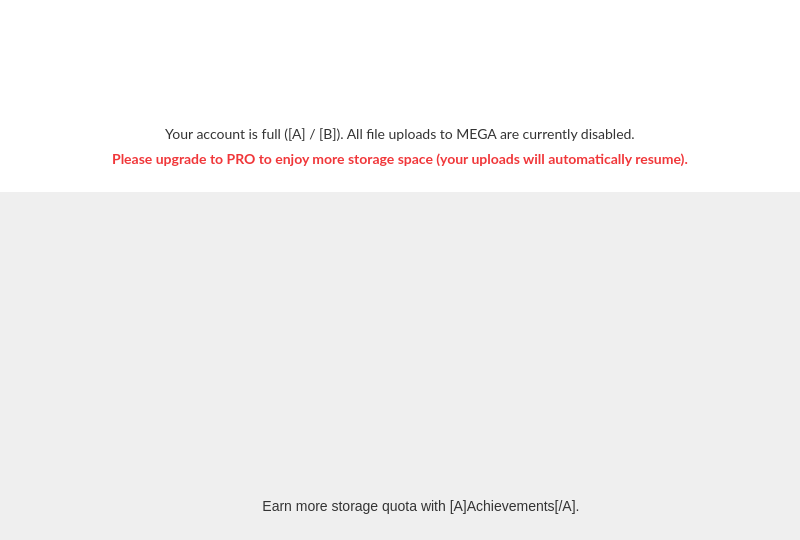
meganz/MEGAsync, file src/MEGASync/gui/macx/UpgradeOverStorage.ui: the form before one commit.
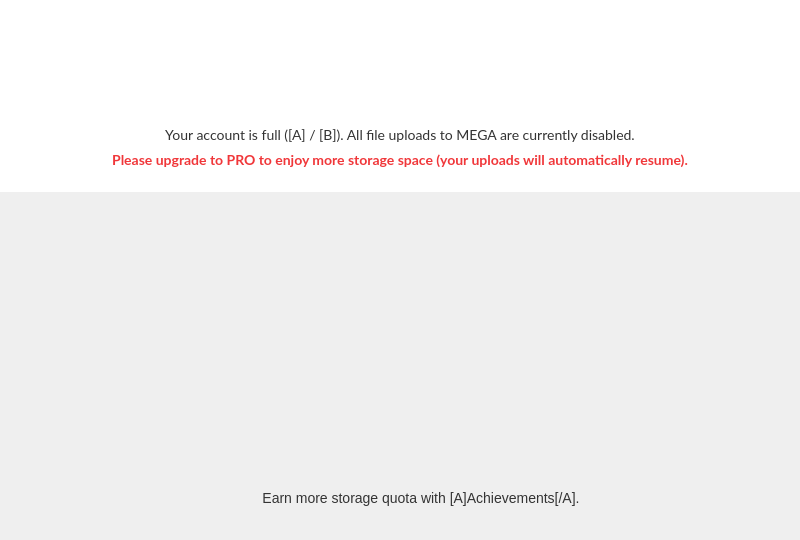
The form after the commit. Icons and pictures are not drawn.

Commit message: UI alignments for over storage dialog

The edit to the form file:
```diff
--- a/src/MEGASync/gui/macx/UpgradeOverStorage.ui
+++ b/src/MEGASync/gui/macx/UpgradeOverStorage.ui
@@ -103,7 +103,7 @@
        <number>0</number>
       </property>
       <property name="topMargin">
-       <number>35</number>
+       <number>37</number>
       </property>
       <property name="rightMargin">
        <number>0</number>
@@ -244,7 +244,7 @@
        <number>0</number>
       </property>
       <property name="bottomMargin">
-       <number>0</number>
+       <number>16</number>
       </property>
       <item>
        <spacer name="horizontalSpacer_3">
```
Left out of the diff: 4 changed lines with no effect on the pictures. The commit also changes 3 other files.
